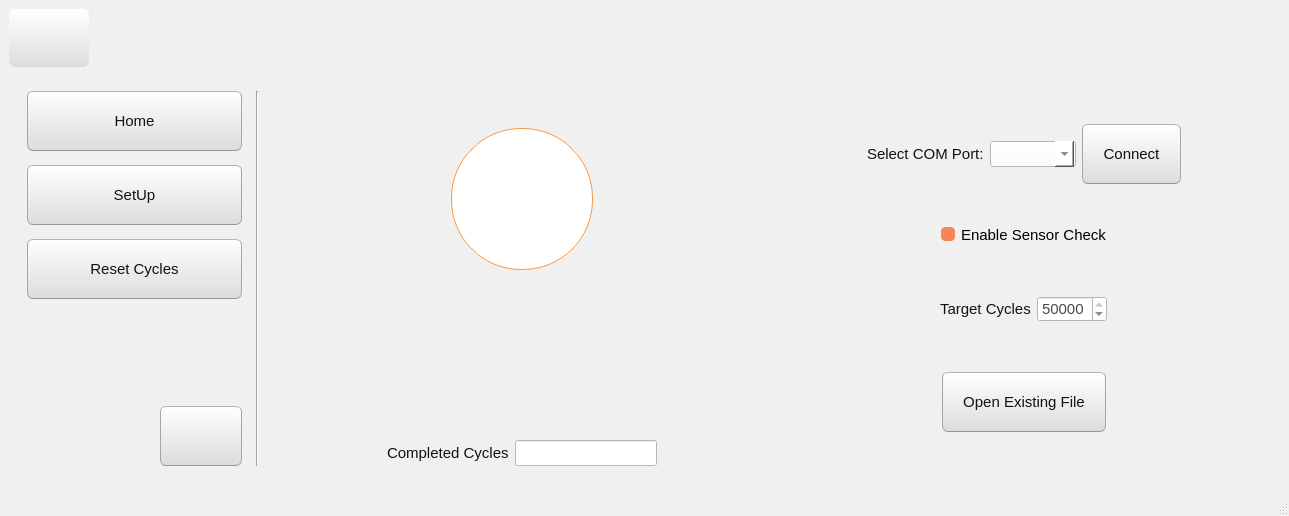
Qt form ArduinoController/mainwindow.ui (giogan98/daffodil) before a commit.
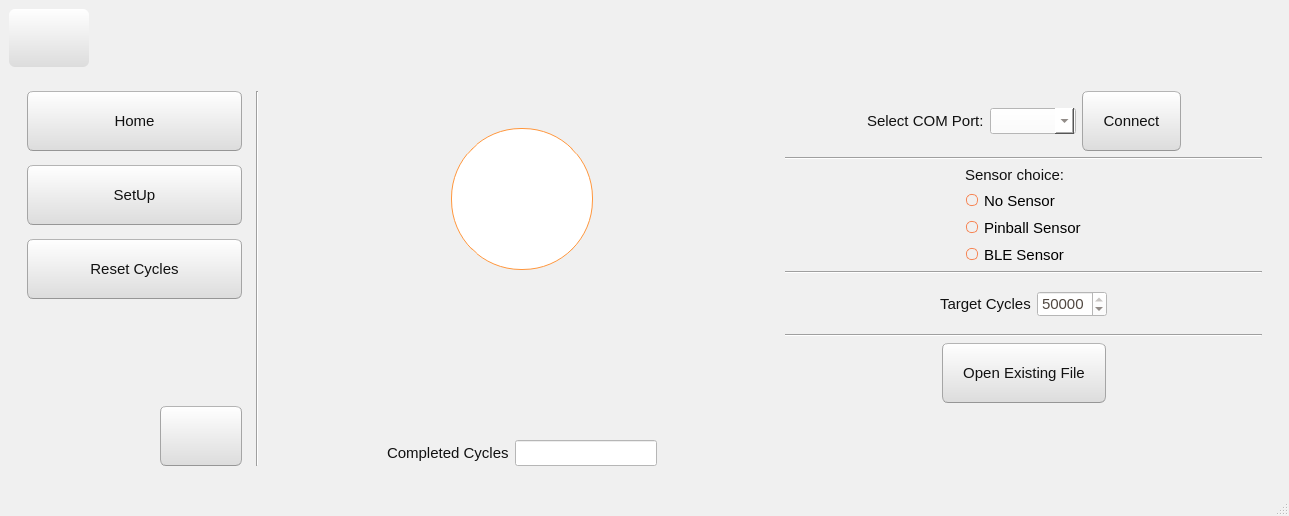
The same form after that commit.

Commit message: First step to the support of multiple sensors for the movement of the machine

Patch:
```diff
--- a/ArduinoController/mainwindow.ui
+++ b/ArduinoController/mainwindow.ui
@@ -1004,6 +1004,13 @@
             </item>
            </layout>
           </item>
+          <item>
+           <widget class="Line" name="line_2">
+            <property name="orientation">
+             <enum>Qt::Horizontal</enum>
+            </property>
+           </widget>
+          </item>
           <item>
            <layout class="QHBoxLayout" name="horizontalLayout_15">
             <item>
@@ -1020,14 +1027,36 @@
              </spacer>
             </item>
             <item>
-             <widget class="QCheckBox" name="checkBox_sensor">
-              <property name="text">
-               <string>Enable Sensor Check</string>
-              </property>
-              <property name="checked">
-               <bool>true</bool>
-              </property>
-             </widget>
+             <layout class="QVBoxLayout" name="verticalLayout_4">
+              <item>
+               <widget class="QLabel" name="label_sensorChoice">
+                <property name="text">
+                 <string>Sensor choice:</string>
+                </property>
+               </widget>
+              </item>
+              <item>
+               <widget class="QRadioButton" name="rb_noSensor">
+                <property name="text">
+                 <string>No Sensor</string>
+                </property>
+               </widget>
+              </item>
+              <item>
+               <widget class="QRadioButton" name="rb_pinballSensor">
+                <property name="text">
+                 <string>Pinball Sensor</string>
+                </property>
+               </widget>
+              </item>
+              <item>
+               <widget class="QRadioButton" name="rb_BLESensor">
+                <property name="text">
+                 <string>BLE Sensor</string>
+                </property>
+               </widget>
+              </item>
+             </layout>
             </item>
             <item>
              <spacer name="horizontalSpacer_20">
@@ -1044,6 +1073,13 @@
             </item>
            </layout>
           </item>
+          <item>
+           <widget class="Line" name="line_3">
+            <property name="orientation">
+             <enum>Qt::Horizontal</enum>
+            </property>
+           </widget>
+          </item>
           <item>
            <layout class="QHBoxLayout" name="horizontalLayout_2">
             <item>
@@ -1094,6 +1130,13 @@
             </item>
            </layout>
           </item>
+          <item>
+           <widget class="Line" name="line_4">
+            <property name="orientation">
+             <enum>Qt::Horizontal</enum>
+            </property>
+           </widget>
+          </item>
           <item>
            <layout class="QHBoxLayout" name="horizontalLayout_16">
             <item>
@@ -1131,6 +1174,19 @@
             </item>
            </layout>
           </item>
+          <item>
+           <spacer name="verticalSpacer_6">
+            <property name="orientation">
+             <enum>Qt::Vertical</enum>
+            </property>
+            <property name="sizeHint" stdset="0">
+             <size>
+              <width>20</width>
+              <height>40</height>
+             </size>
+            </property>
+           </spacer>
+          </item>
          </layout>
         </widget>
        </item>
```
The commit also changes 9 other files.
